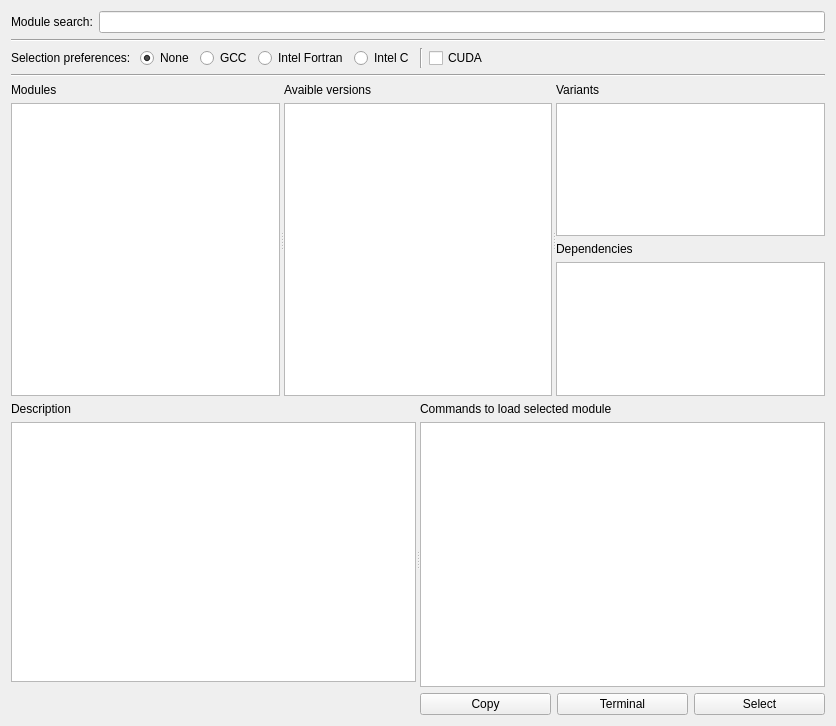
Old version of the form ui/lmod_query.ui in the repository lunarc/mbrowser.
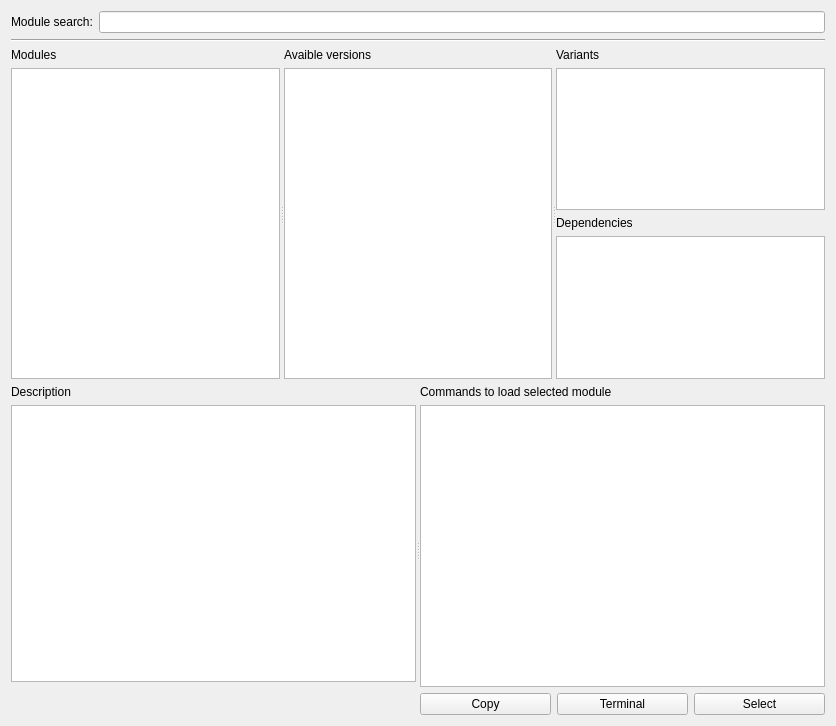
New version of the form.

Commit message: Removed variants selection options.

Diff of the .ui file:
```diff
--- a/ui/lmod_query.ui
+++ b/ui/lmod_query.ui
@@ -13,7 +13,7 @@
   <property name="windowTitle">
    <string>LMOD Browser</string>
   </property>
-  <layout class="QVBoxLayout" name="verticalLayout_8" stretch="0,0,0,0,10,10">
+  <layout class="QVBoxLayout" name="verticalLayout_8" stretch="0,0,10,10">
    <item>
     <layout class="QHBoxLayout" name="horizontalLayout">
      <item>
@@ -39,82 +39,6 @@
      </property>
     </widget>
    </item>
-   <item>
-    <layout class="QHBoxLayout" name="horizontalLayout_3">
-     <item>
-      <widget class="QLabel" name="label_8">
-       <property name="text">
-        <string>Selection preferences: </string>
-       </property>
-      </widget>
-     </item>
-     <item>
-      <widget class="QRadioButton" name="prefer_none_check">
-       <property name="text">
-        <string>None</string>
-       </property>
-       <property name="checked">
-        <bool>true</bool>
-       </property>
-      </widget>
-     </item>
-     <item>
-      <widget class="QRadioButton" name="prefer_gcc_check">
-       <property name="text">
-        <string>GCC</string>
-       </property>
-      </widget>
-     </item>
-     <item>
-      <widget class="QRadioButton" name="prefer_ifort_check">
-       <property name="text">
-        <string>Intel Fortran</string>
-       </property>
-      </widget>
-     </item>
-     <item>
-      <widget class="QRadioButton" name="prefer_icc_check">
-       <property name="text">
-        <string>Intel C</string>
-       </property>
-      </widget>
-     </item>
-     <item>
-      <widget class="Line" name="line_3">
-       <property name="orientation">
-        <enum>Qt::Vertical</enum>
-       </property>
-      </widget>
-     </item>
-     <item>
-      <widget class="QCheckBox" name="prefer_cuda_check">
-       <property name="text">
-        <string>CUDA</string>
-       </property>
-      </widget>
-     </item>
-     <item>
-      <spacer name="horizontalSpacer">
-       <property name="orientation">
-        <enum>Qt::Horizontal</enum>
-       </property>
-       <property name="sizeHint" stdset="0">
-        <size>
-         <width>40</width>
-         <height>20</height>
-        </size>
-       </property>
-      </spacer>
-     </item>
-    </layout>
-   </item>
-   <item>
-    <widget class="Line" name="line_2">
-     <property name="orientation">
-      <enum>Qt::Horizontal</enum>
-     </property>
-    </widget>
-   </item>
    <item>
     <widget class="QSplitter" name="splitter">
      <property name="orientation">
```
The commit also changes 2 other files.
